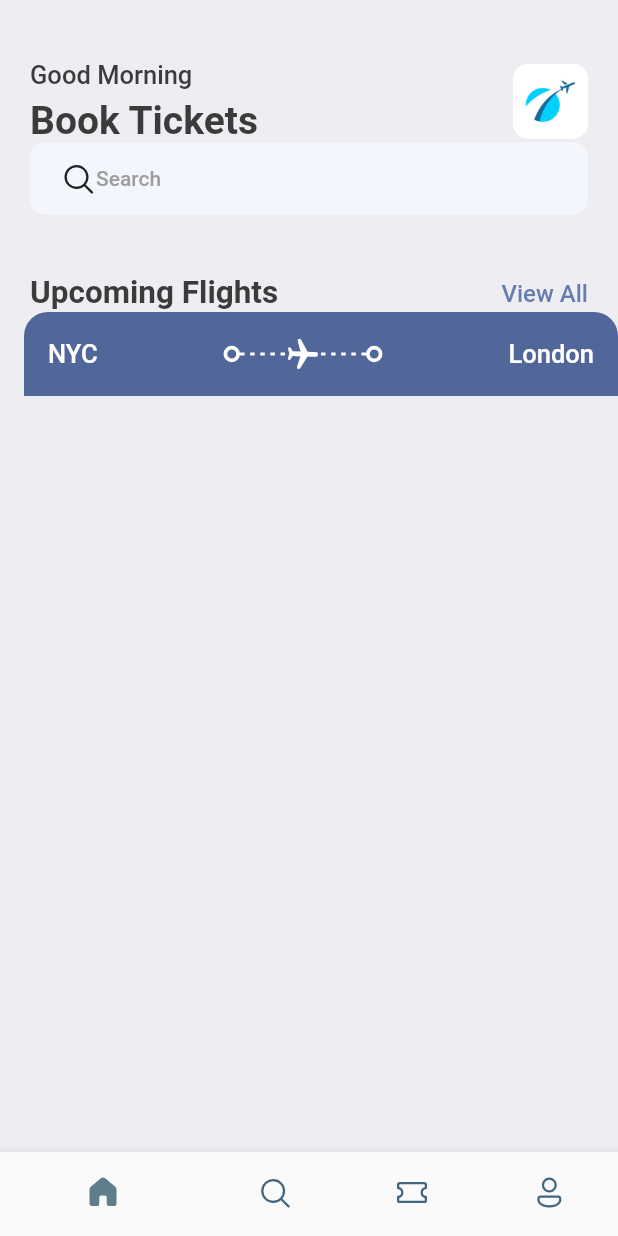
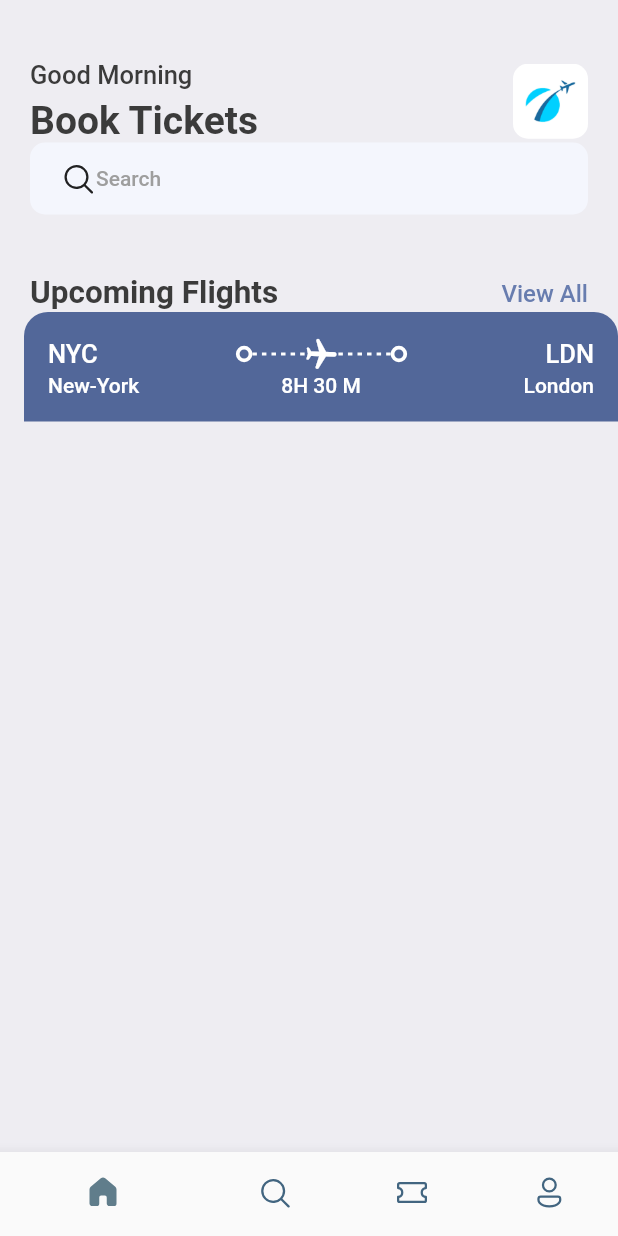
Before and after one commit to Shadabdullah/TicketBooking, a Flutter app: the screen it shows after launch, on a phone screen of 412 x 824 dp. Run offline on Flutter 3.47's test engine with Material 2 defaults, Android fonts, the phone set to English and light mode, and no system bars; our stand-ins replace fluentui_icons, gap.

Commit message:
Ticket Blue upper part completed

```diff
--- a/App/lib/screens/ticket_view.dart
+++ b/App/lib/screens/ticket_view.dart
@@ -1,4 +1,5 @@
 import 'package:flutter/material.dart';
+import 'package:gap/gap.dart';
 import 'package:project_name/screens/app_layout.dart';
 import 'package:project_name/utils/app_style.dart';
 import 'package:project_name/widgets/thick_container.dart';
@@ -17,7 +18,8 @@ class TicketView extends StatelessWidget {
         child: Column(children: [
           Container(
             decoration: const BoxDecoration(
-                color: Color(0XFFF526799),
+                // ignore: use_full_hex_values_for_flutter_colors
+                color: Color(0xfff526799),
                 borderRadius: BorderRadius.only(
                     topLeft: Radius.circular(16),
                     topRight: Radius.circular(16))),
@@ -69,8 +71,35 @@ class TicketView extends StatelessWidget {
                   const ThickContainer(),
                   const Spacer(),
                   Text(
-                    "London",
+                    "LDN",
                     style: Styles.headlineStyle3.copyWith(color: Colors.white),
+                  )
+                ],
+              ),
+              const Gap(1),
+              Row(
+                mainAxisAlignment: MainAxisAlignment.spaceBetween,
+                children: [
+                  SizedBox(
+                    width: 100,
+                    child: Text(
+                      "New-York",
+                      style:
+                          Styles.headlineStyle4.copyWith(color: Colors.white),
+                    ),
+                  ),
+                  Text(
+                    "8H 30 M",
+                    style: Styles.headlineStyle4.copyWith(color: Colors.white),
+                  ),
+                  SizedBox(
+                    width: 100,
+                    child: Text(
+                      "London",
+                      style:
+                          Styles.headlineStyle4.copyWith(color: Colors.white),
+                      textAlign: TextAlign.end,
+                    ),
                   )
                 ],
               )
```
